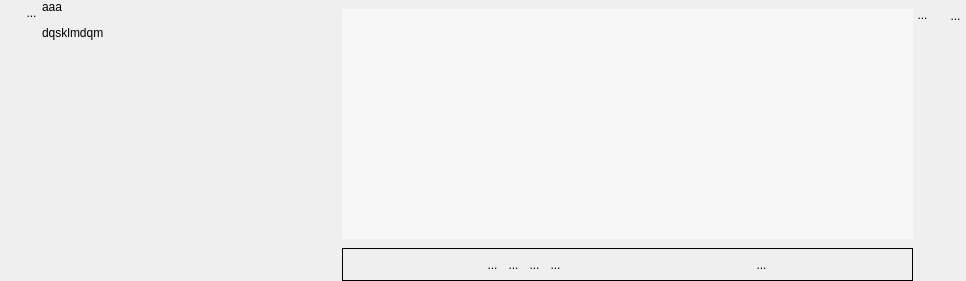
SalomePlatform/eficas_tools, file UiQT4/desWidgetPlusieursTuple.ui: the form before one commit.
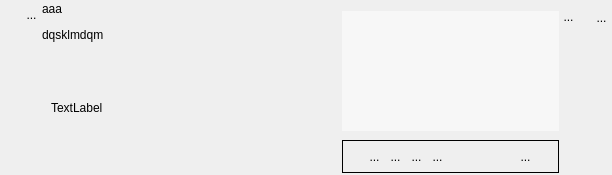
The form after the commit. Icons and pictures are not drawn. Custom widgets are drawn as their Qt base class.

```diff
--- a/UiQT4/desWidgetPlusieursTuple.ui
+++ b/UiQT4/desWidgetPlusieursTuple.ui
@@ -6,8 +6,8 @@
    <rect>
     <x>0</x>
     <y>0</y>
-    <width>966</width>
-    <height>281</height>
+    <width>612</width>
+    <height>175</height>
    </rect>
   </property>
   <property name="sizePolicy">
@@ -19,7 +19,7 @@
   <property name="minimumSize">
    <size>
     <width>0</width>
-    <height>230</height>
+    <height>0</height>
    </size>
   </property>
   <property name="windowTitle">
@@ -29,9 +29,18 @@
    <property name="spacing">
     <number>0</number>
    </property>
-   <property name="margin">
+   <property name="leftMargin">
     <number>0</number>
    </property>
+   <property name="topMargin">
+    <number>2</number>
+   </property>
+   <property name="rightMargin">
+    <number>0</number>
+   </property>
+   <property name="bottomMargin">
+    <number>2</number>
+   </property>
    <item>
     <layout class="QVBoxLayout" name="verticalLayout_5">
      <item>
@@ -121,6 +130,11 @@
     </layout>
    </item>
    <item>
+    <layout class="QVBoxLayout" name="verticalLayout_6">
+     <property name="spacing">
+      <number>0</number>
+     </property>
+     <item>
     <widget class="MonLabelClic" name="label">
      <property name="sizePolicy">
       <sizepolicy hsizetype="Fixed" vsizetype="Preferred">
@@ -155,6 +169,58 @@
     </widget>
    </item>
    <item>
+      <widget class="QScrollArea" name="scrollArea_2">
+       <property name="sizePolicy">
+        <sizepolicy hsizetype="Fixed" vsizetype="Expanding">
+         <horstretch>0</horstretch>
+         <verstretch>0</verstretch>
+        </sizepolicy>
+       </property>
+       <property name="frameShape">
+        <enum>QFrame::NoFrame</enum>
+       </property>
+       <property name="frameShadow">
+        <enum>QFrame::Plain</enum>
+       </property>
+       <property name="widgetResizable">
+        <bool>true</bool>
+       </property>
+       <widget class="QWidget" name="scrollAreaWidgetContents">
+        <property name="geometry">
+         <rect>
+          <x>0</x>
+          <y>0</y>
+          <width>112</width>
+          <height>109</height>
+         </rect>
+        </property>
+        <property name="sizePolicy">
+         <sizepolicy hsizetype="Fixed" vsizetype="Preferred">
+          <horstretch>0</horstretch>
+          <verstretch>0</verstretch>
+         </sizepolicy>
+        </property>
+        <layout class="QVBoxLayout" name="verticalLayout_7">
+         <item>
+          <widget class="QLabel" name="monCommentaireLabel">
+           <property name="sizePolicy">
+            <sizepolicy hsizetype="MinimumExpanding" vsizetype="MinimumExpanding">
+             <horstretch>0</horstretch>
+             <verstretch>0</verstretch>
+            </sizepolicy>
+           </property>
+           <property name="text">
+            <string>TextLabel</string>
+           </property>
+          </widget>
+         </item>
+        </layout>
+       </widget>
+      </widget>
+     </item>
+    </layout>
+   </item>
+   <item>
     <layout class="QVBoxLayout" name="verticalLayout_4">
      <item>
       <widget class="QFrame" name="frame">
@@ -196,8 +262,8 @@
             <rect>
              <x>0</x>
              <y>0</y>
-             <width>553</width>
-             <height>220</height>
+             <width>197</width>
+             <height>110</height>
             </rect>
            </property>
            <property name="sizePolicy">
```
Lines whose indentation alone changed are shown as unchanged.
